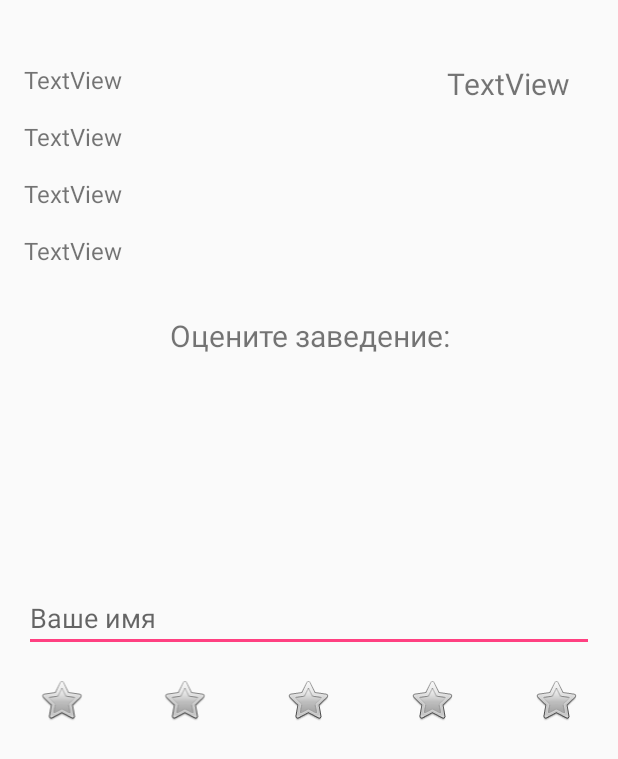
After one commit to Codename26/Time2Eat, an Android app: the layout activity_venue_details.xml on its own in the app's theme, with its tools: preview values and no code run, on a phone screen of 412 x 824 dp. The commit adds this screen. Shown: the top 759 px of the screen. Run offline under Robolectric (Android 15) with nearby library versions, the phone set to English and light mode, and no system bars.

Commit message:
added venuedetails activity

```diff
--- /dev/null
+++ b/app/src/main/java/com/example/user/time2eat/VenueDetailsActivity.java
@@ -0,0 +1,8 @@
+package com.example.user.time2eat;
+
+/**
+ * Created by User on 05.01.2018.
+ */
+
+public class VenueDetailsActivity {
+}
--- /dev/null
+++ b/app/src/main/res/layout/activity_venue_details.xml
@@ -0,0 +1,130 @@
+<?xml version="1.0" encoding="utf-8"?>
+<RelativeLayout xmlns:android="http://schemas.android.com/apk/res/android"
+    xmlns:app="http://schemas.android.com/apk/res-auto"
+    android:layout_width="match_parent"
+    android:layout_height="match_parent">
+
+
+    <TextView
+        android:id="@+id/tvName"
+        android:layout_width="wrap_content"
+        android:layout_height="wrap_content"
+        android:layout_alignParentLeft="true"
+        android:layout_alignParentStart="true"
+        android:layout_alignParentTop="true"
+        android:layout_marginLeft="16dp"
+        android:layout_marginStart="16dp"
+        android:layout_marginTop="42dp"
+        android:textSize="@dimen/textSize"
+        android:text="TextView" />
+
+    <TextView
+        android:id="@+id/tvPhone"
+        android:layout_width="wrap_content"
+        android:layout_height="wrap_content"
+        android:layout_alignLeft="@+id/tvName"
+        android:layout_alignStart="@+id/tvName"
+        android:layout_below="@+id/tvName"
+        android:layout_marginTop="16dp"
+        android:textSize="@dimen/textSize"
+        android:text="TextView" />
+
+    <TextView
+        android:id="@+id/tvAddress"
+        android:layout_width="wrap_content"
+        android:layout_height="wrap_content"
+        android:layout_alignEnd="@+id/tvPhone"
+        android:layout_alignRight="@+id/tvPhone"
+        android:layout_below="@+id/tvPhone"
+        android:layout_marginTop="16dp"
+        android:textSize="@dimen/textSize"
+        android:text="TextView" />
+
+    <TextView
+        android:id="@+id/tvPriceTier"
+        android:layout_width="wrap_content"
+        android:layout_height="wrap_content"
+        android:layout_alignLeft="@+id/tvAddress"
+        android:layout_alignStart="@+id/tvAddress"
+        android:layout_below="@+id/tvAddress"
+        android:layout_marginTop="16dp"
+        android:textSize="@dimen/textSize"
+        android:text="TextView" />
+
+    <TextView
+        android:id="@+id/tvRating"
+        android:layout_width="wrap_content"
+        android:layout_height="wrap_content"
+        android:layout_alignParentEnd="true"
+        android:layout_alignParentRight="true"
+        android:layout_alignTop="@+id/tvName"
+        android:layout_marginEnd="32dp"
+        android:layout_marginRight="32dp"
+        android:textSize="@dimen/textSizeHeader"
+        android:text="TextView" />
+
+    <TextView
+        android:layout_width="match_parent"
+        android:layout_height="wrap_content"
+        android:layout_below="@id/tvPriceTier"
+        android:layout_marginTop="32dp"
+        android:layout_marginBottom="8dp"
+        android:layout_centerHorizontal="true"
+        android:gravity="center"
+        android:textSize="@dimen/textSizeHeader"
+        android:text="@string/please_rate" />
+
+    <EditText
+        android:id="@+id/editText"
+        android:layout_width="match_parent"
+        android:layout_height="wrap_content"
+        android:layout_centerVertical="true"
+        android:layout_marginLeft="16dp"
+        android:layout_marginRight="16dp"
+        android:layout_marginBottom="8dp"
+        android:ems="10"
+        android:inputType="textPersonName"
+        android:hint="@string/your_name" />
+
+    <LinearLayout
+        android:layout_width="match_parent"
+        android:layout_height="match_parent"
+        android:layout_below="@+id/editText"
+        android:layout_marginTop="8dp"
+        android:orientation="horizontal">
+
+        <ImageView
+        android:id="@+id/ivButtonStar1"
+        android:layout_width="0dp"
+        android:layout_height="wrap_content"
+        android:layout_weight="1"
+        app:srcCompat="@android:drawable/btn_star" />
+        <ImageView
+            android:id="@+id/ivButtonStar2"
+            android:layout_width="0dp"
+            android:layout_height="wrap_content"
+            android:layout_weight="1"
+            app:srcCompat="@android:drawable/btn_star" />
+        <ImageView
+            android:id="@+id/ivButtonStar3"
+            android:layout_width="0dp"
+            android:layout_height="wrap_content"
+            android:layout_weight="1"
+            app:srcCompat="@android:drawable/btn_star" />
+        <ImageView
+            android:id="@+id/ivButtonStar4"
+            android:layout_width="0dp"
+            android:layout_height="wrap_content"
+            android:layout_weight="1"
+            app:srcCompat="@android:drawable/btn_star" />
+        <ImageView
+            android:id="@+id/ivButtonStar5"
+            android:layout_width="0dp"
+            android:layout_height="wrap_content"
+            android:layout_weight="1"
+            app:srcCompat="@android:drawable/btn_star" />
+    </LinearLayout>
+
+
+
+</RelativeLayout>
--- a/app/src/main/res/values/dimens.xml
+++ b/app/src/main/res/values/dimens.xml
@@ -1,4 +1,5 @@
 <?xml version="1.0" encoding="utf-8"?>
 <resources>
     <dimen name="textSize">16sp</dimen>
+    <dimen name="textSizeHeader">20sp</dimen>
 </resources>
--- a/app/src/main/res/values/strings.xml
+++ b/app/src/main/res/values/strings.xml
@@ -6,4 +6,6 @@
     <string name="ok">OK</string>
     <string name="cancel">Отмена</string>
     <string name="search_title">Поиск</string>
+    <string name="your_name">Ваше имя</string>
+    <string name="please_rate">Оцените заведение:</string>
 </resources>
```
